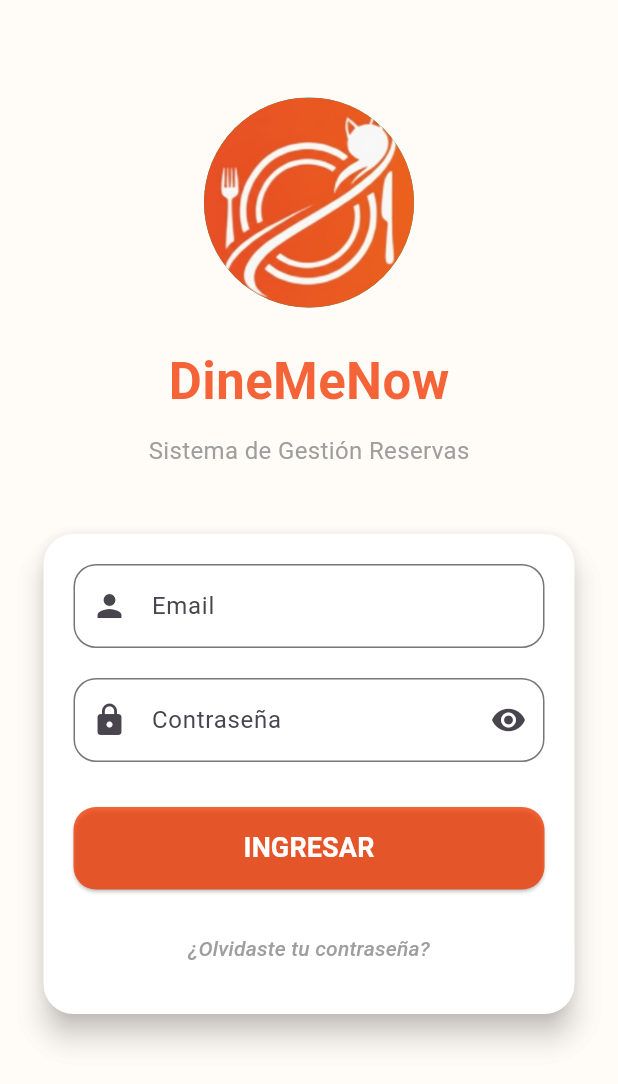
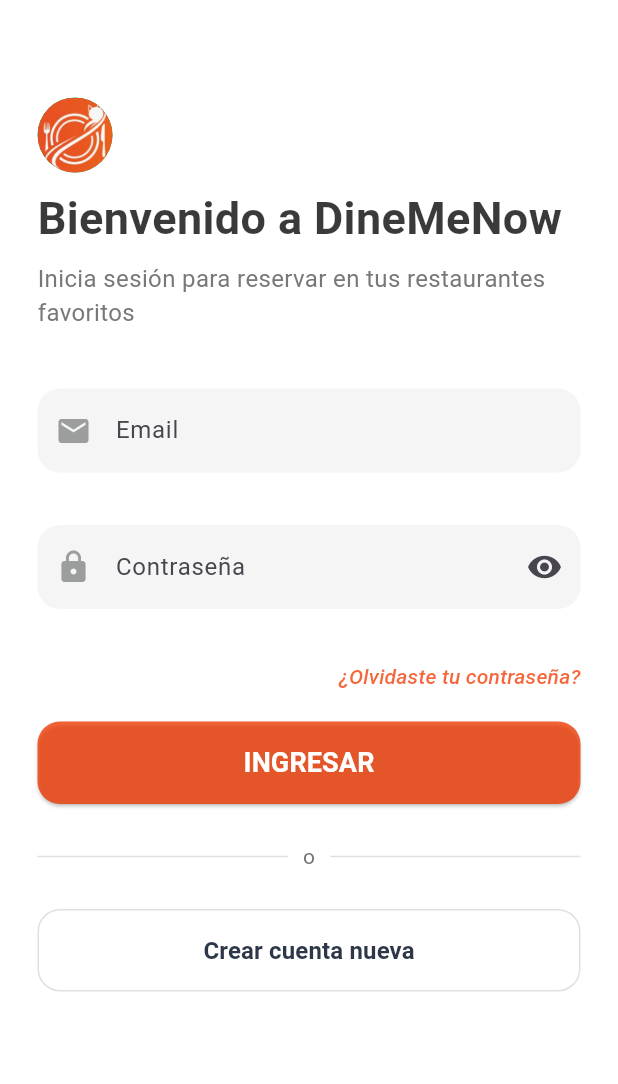
Before and after one commit to RonaldoBarragan/DineMeNow-Frontend-Movil, a Flutter app: the screen it shows after launch, on a phone screen of 412 x 824 dp. Shown: the top 1084 px of the screen. Run offline on Flutter 3.47's test engine with Material 3 defaults, Android fonts, the phone set to English and light mode, and no system bars.

Commit message:
style(login): rediseñar pantalla de login y refactorizar inputs reutilizables

```diff
--- a/lib/login.dart
+++ b/lib/login.dart
@@ -2,6 +2,7 @@
 import 'package:flutter/material.dart';
 import 'services/auth_service.dart';
 import 'cliente_home.dart';
+import 'widgets/inputtext.dart';
 
 
 // Widget principal del Login
@@ -74,12 +75,6 @@
           MaterialPageRoute(builder: (context) => const ClienteHome()),
         );
 
-      //} else if (role.contains("mesero") || role.contains("empleado")) {
-      //  Navigator.pushReplacement(
-      //    context,
-      //    MaterialPageRoute(builder: (context) => const MeseroHome()),
-      //  );
-
     } else {
       ScaffoldMessenger.of(context).showSnackBar(
         SnackBar(
@@ -102,7 +97,7 @@
   Widget build(BuildContext context) {
     return Scaffold(
       //El Scaffold es el contenedor principal de la pantalla Flutter.
-      backgroundColor: const Color.fromRGBO(255, 247, 238, 0.5),
+      backgroundColor: const Color.fromARGB(252, 255, 255, 255),
 
       body: SafeArea(
         //Evita que el contenido quede debajo de la barra de estado o el notch del dispositivo.
@@ -111,14 +106,15 @@
           padding: const EdgeInsets.all(25),
 
           child: Column(
+             crossAxisAlignment: CrossAxisAlignment.start,
             //Organiza los elementos uno debajo del otro.
             children: [
               const SizedBox(height: 40),
 
               // LOGO
               Container(
-                width: 140,
-                height: 140,
+                width: 50,
+                height: 50,
 
                 decoration: BoxDecoration(
                   //Permite personalizar el Container.
@@ -148,88 +144,51 @@
                 ),
               ),
 
-              const SizedBox(height: 25),
+              const SizedBox(height: 15),
 
               // TITULO
               const Text(
-                "DineMeNow",
+                "Bienvenido a DineMeNow",
                 style: TextStyle(
-                  fontSize: 34,
+                  fontSize: 30,
                   fontWeight: FontWeight.bold,
-                  color: Color.fromRGBO(241, 56, 0, 0.774)
+                  color: Color.fromRGBO(0, 0, 0, 0.773),
+                  height: 1.1,
+                  leadingDistribution: TextLeadingDistribution.proportional,
                 ),
               ),
 
               const SizedBox(height: 10),
 
               const Text(
-                "Sistema de Gestión Reservas",
-                style: TextStyle(fontSize: 16, color: Colors.grey),
+                "Inicia sesión para reservar en tus restaurantes favoritos",
+                style: TextStyle(fontSize: 16, color: Color.fromARGB(255, 121, 120, 120), leadingDistribution: TextLeadingDistribution.proportional,),
               ),
 
               const SizedBox(height: 40),
 
-              // TARJETA
-              Card(
-                color: Colors.white,
-                elevation: 8,
-
-                shape: RoundedRectangleBorder(
-                  borderRadius: BorderRadius.circular(20),
-                ),
-
-                child: Padding(
-                  padding: const EdgeInsets.all(20),
-
-                  child: Column(
+             Column(
                 children: [
                   // USUARIO
-                      TextField(
+                  CampoTexto(
                     controller: emailController,
-
-                        decoration: InputDecoration(
-                          labelText: "Email",
-
-                          prefixIcon: const Icon(Icons.person),
-
-                          border: OutlineInputBorder(
-                            borderRadius: BorderRadius.circular(15),
-                          ),
-                        ),
+                    label: "Email",
+                    icono: Icons.email,
                   ),
 
                   const SizedBox(height: 20),
 
                   // PASSWORD
-                      TextField(
+                  CampoTexto(
                     controller: passwordController,
-
-                        obscureText: ocultarPassword,
-
-                        decoration: InputDecoration(
-                          labelText: "Contraseña",
-
-                          prefixIcon: const Icon(Icons.lock),
-
-                          suffixIcon: IconButton(
-                            icon: Icon(
-                              ocultarPassword
-                                  ? Icons.visibility
-                                  : Icons.visibility_off,
+                    label: "Contraseña",
+                    icono: Icons.lock,
+                    esPassword: true,
                   ),
 
-                            onPressed: () {
-                              setState(() {
-                                ocultarPassword = !ocultarPassword;
-                              });
-                            },
-                          ),
+                  const SizedBox(height: 10),
 
-                          border: OutlineInputBorder(
-                            borderRadius: BorderRadius.circular(15),
-                          ),
-                        ),
-                      ),
+
                   if (error != null)
                     Padding(
                       padding: const EdgeInsets.only(top: 10),
@@ -243,28 +202,50 @@
                       ),
                     ),
 
-                      const SizedBox(height: 30),
+                  const SizedBox(height: 10),
+
+                  Align(
+                    alignment: Alignment.centerRight,
+                    child: TextButton(
+                      onPressed: () {
+                        Navigator.push(
+                          context,
+                          MaterialPageRoute(
+                            builder: (context) => const RegistroCliente(),
+                          ),
+                        );
+                      },
+                      style: TextButton.styleFrom(
+                        padding: EdgeInsets.zero,
+                        minimumSize: const Size(0, 0),
+                        tapTargetSize: MaterialTapTargetSize.shrinkWrap, // Quita el margen extra para alinearse perfecto al borde derecho
+                      ),
+                      child: const Text(
+                        "¿Olvidaste tu contraseña?",
+                        style: TextStyle(
+                          color: const Color.fromRGBO(241, 56, 0, 0.774),
+                          fontStyle: FontStyle.italic,
+                        ),
+                      ),
+                    ),
+                  ),
+
+                  const SizedBox(height: 20),
 
                   // BOTON LOGIN
                   SizedBox(
                     width: double.infinity,
                     height: 55,
-
                     child: ElevatedButton(
                       onPressed: loading ? null : iniciarSesion,
-
                       style: ElevatedButton.styleFrom(
                         backgroundColor: const Color.fromRGBO(241, 56, 0, 0.774),
-
                         shape: RoundedRectangleBorder(
                           borderRadius: BorderRadius.circular(15),
                         ),
                       ),
-
                       child: loading
-                              ? const CircularProgressIndicator(
-                                  color: Colors.white,
-                                )
+                          ? const CircularProgressIndicator(color: Colors.white)
                           : const Text(
                               "INGRESAR",
                               style: TextStyle(
@@ -273,33 +254,72 @@
                                 fontWeight: FontWeight.bold,
                               ),
                             ),
+                    ),
+                  ),
+                  const SizedBox(height: 25), // Espacio entre el botón y el separador
 
+                  // SEPARADOR ("o") CON LÍNEAS A LOS LADOS
+                  Row(
+                    children: [
+                      const Expanded(
+                        child: Divider(
+                          color: Colors.black12, // Línea gris clara
+                          thickness: 1,          // Grosor de la línea
+                        ),
+                      ),
+                      Padding(
+                        padding: const EdgeInsets.symmetric(horizontal: 10),
+                        child: Text(
+                          "o", // Letra del centro
+                          style: TextStyle(
+                            color: Colors.grey[600],
+                            fontSize: 14,
+                          ),
+                        ),
+                      ),
+                      const Expanded(
+                        child: Divider(
+                          color: Colors.black12,
+                          thickness: 1,
+                        ),
+                      ),
+                    ],
                   ),
 
-                      ),
-                      const SizedBox(height: 15),
-                      TextButton(
+                  const SizedBox(height: 25), // Espacio entre el separador y el siguiente botón
+
+                  SizedBox(
+                    width: double.infinity,
+                    height: 55,
+                    child: OutlinedButton(
                       onPressed: () {
                         Navigator.push(
                           context,
-
                           MaterialPageRoute(
                             builder: (context) => const RegistroCliente(),
                           ),
                         );
                       },
-                        child:
-                      const Text(
-                        "¿Olvidaste tu contraseña?",
+                      style: OutlinedButton.styleFrom(
+                        // Color del borde (un gris muy suave como en la imagen)
+                        side: const BorderSide(color: Colors.black12, width: 1),
+                        // Redondeado de las esquinas (igual al de tus inputs y botón principal)
+                        shape: RoundedRectangleBorder(
+                          borderRadius: BorderRadius.circular(15),
+                        ),
+                      ),
+                      child: const Text(
+                        "Crear cuenta nueva",
                         style: TextStyle(
-                          color: Colors.grey,
-                          fontStyle: FontStyle.italic,
+                          fontSize: 16,
+                          color: Color(0xFF2D3748), // Color de texto oscuro/grisáceo elegante
+                          fontWeight: FontWeight.w600,
                         ),
                       ),
                     ),
+                  ),
+
                 ],
-                  ),
-                ),
               ),
             ],
           ),
--- /dev/null
+++ b/lib/widgets/inputtext.dart
@@ -0,0 +1,147 @@
+import 'package:flutter/material.dart';
+
+// Widget reutilizable para crear campos de texto
+class CampoTexto extends StatefulWidget {
+  // Controlador para leer y modificar el contenido del campo
+  final TextEditingController controller;
+
+  // Texto que se mostrará como etiqueta
+  final String label;
+
+  // Ícono que aparecerá a la izquierda del campo
+  final IconData icono;
+
+  // Tipo de teclado que se abrirá
+  // text, email, phone, number, etc.
+  final TextInputType tipoTeclado;
+
+  // Indica si el campo es una contraseña
+  final bool esPassword;
+
+  // Función para validar el contenido del campo
+  final String? Function(String?)? validator;
+
+  // Constructor del widget
+  const CampoTexto({
+    super.key,
+
+    // Parámetros obligatorios
+    required this.controller,
+    required this.label,
+    required this.icono,
+
+    // Parámetros opcionales con valores por defecto
+    this.tipoTeclado = TextInputType.text,
+    this.esPassword = false,
+    this.validator,
+  });
+
+  @override
+  State<CampoTexto> createState() => _CampoTextoState();
+}
+
+// Clase que administra el estado del widget
+class _CampoTextoState extends State<CampoTexto> {
+  // Controla si la contraseña se muestra o se oculta
+  bool ocultar = true;
+
+  @override
+  Widget build(BuildContext context) {
+    // Espacio inferior para separar los campos
+    return Padding(
+      padding: const EdgeInsets.only(bottom: 15),
+
+      // Campo de texto con soporte para validaciones
+      child: TextFormField(
+        // Controlador asociado al campo
+        controller: widget.controller,
+
+        // Tipo de teclado a mostrar
+        keyboardType: widget.tipoTeclado,
+
+        // Si es contraseña utiliza la variable ocultar
+        // Si no es contraseña siempre será false
+        obscureText: widget.esPassword ? ocultar : false,
+
+        // Función que ejecutará las validaciones
+        validator: widget.validator,
+
+        // Personalización visual del campo
+        decoration: InputDecoration(
+          // Texto descriptivo dentro del campo
+          labelText: widget.label,
+
+          // Ícono ubicado al inicio del campo
+          prefixIcon: Icon(
+            widget.icono,
+
+            // Color
+            color: const Color.fromARGB(255, 156, 158, 158),
+          ),
+
+          // Ícono ubicado al final del campo
+          suffixIcon: widget.esPassword
+              // Solo aparece si es una contraseña
+              ? IconButton(
+                  // Cambia entre ojo abierto y cerrado
+                  icon: Icon(ocultar ? Icons.visibility : Icons.visibility_off),
+
+                  // Evento al presionar el ícono
+                  onPressed: () {
+                    // Actualiza la interfaz
+                    setState(() {
+                      // Invierte el valor actual
+                      ocultar = !ocultar;
+                    });
+                  },
+                )
+              // Si no es contraseña no muestra nada
+              : null,
+
+          // Activa el color de fondo
+          filled: true,
+
+          // Color de fondo del campo
+          fillColor: Colors.grey.shade100,
+
+          // Borde general
+          border: OutlineInputBorder(
+            // Esquinas redondeadas
+            borderRadius: BorderRadius.circular(15),
+
+            // Elimina el borde por defecto
+            borderSide: BorderSide.none,
+          ),
+
+          // Borde cuando el campo está habilitado
+          //enabledBorder: OutlineInputBorder(
+          //  borderRadius: BorderRadius.circular(15),
+//
+          //  borderSide: const BorderSide(color: Color(0xFFE0E0E0)),
+          //),
+
+          // Borde cuando el usuario selecciona el campo
+          focusedBorder: OutlineInputBorder(
+            borderRadius: BorderRadius.circular(15),
+
+            borderSide: const BorderSide(color: Color.fromARGB(255, 151, 149, 149), width: 2),
+          ),
+
+          // Borde cuando existe un error
+          errorBorder: OutlineInputBorder(
+            borderRadius: BorderRadius.circular(15),
+
+            borderSide: const BorderSide(color: Colors.red),
+          ),
+
+          // Borde cuando existe un error y el campo tiene foco
+          focusedErrorBorder: OutlineInputBorder(
+            borderRadius: BorderRadius.circular(15),
+
+            borderSide: const BorderSide(color: Colors.red, width: 2),
+          ),
+        ),
+      ),
+    );
+  }
+}
```
Lines whose indentation alone changed are shown as unchanged.
